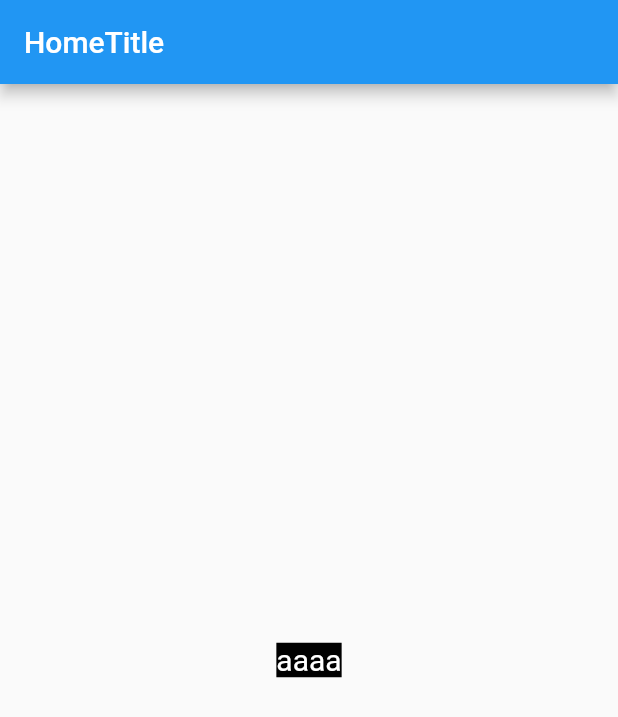
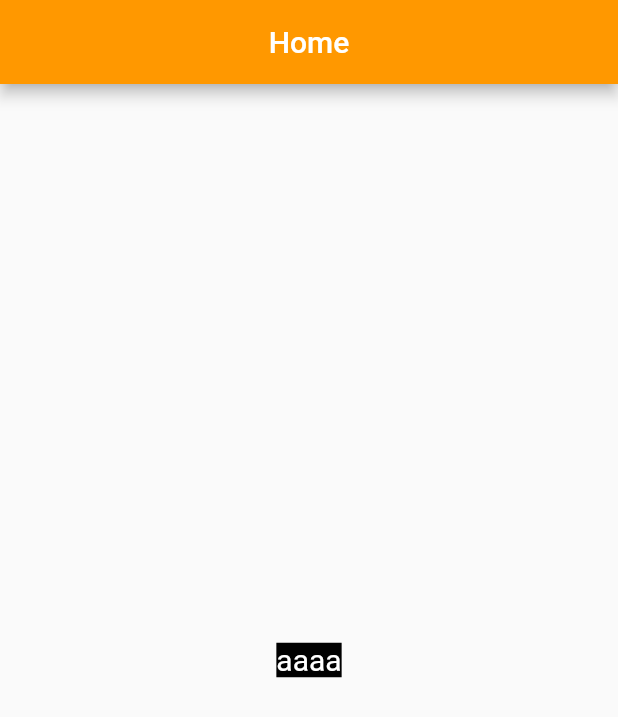
Before and after one commit to KanamoriKouhei/FlutterTest, a Flutter app: the screen it shows after launch, on a phone screen of 412 x 824 dp. Shown: the top 717 px of the screen. Run offline on Flutter 3.47's test engine with Material 2 defaults, Android fonts, the phone set to English and light mode, and no system bars.

Commit message:
修正：AppBarデザイン

```diff
--- a/lib/main.dart
+++ b/lib/main.dart
@@ -35,7 +35,11 @@ class Home extends StatelessWidget {
   Widget build(BuildContext context) {
     return Scaffold(
       appBar: AppBar(
-        title: Text('HomeTitle'),
+        title: Text('Home'),
+        backgroundColor: Colors.orange,
+        centerTitle: true,
+        //↓これ変えても、変わらない SilverAppBar用らしい
+        // bottomOpacity: 1.0,
       ),
       body: Center(child: textContainer),
     );
```
